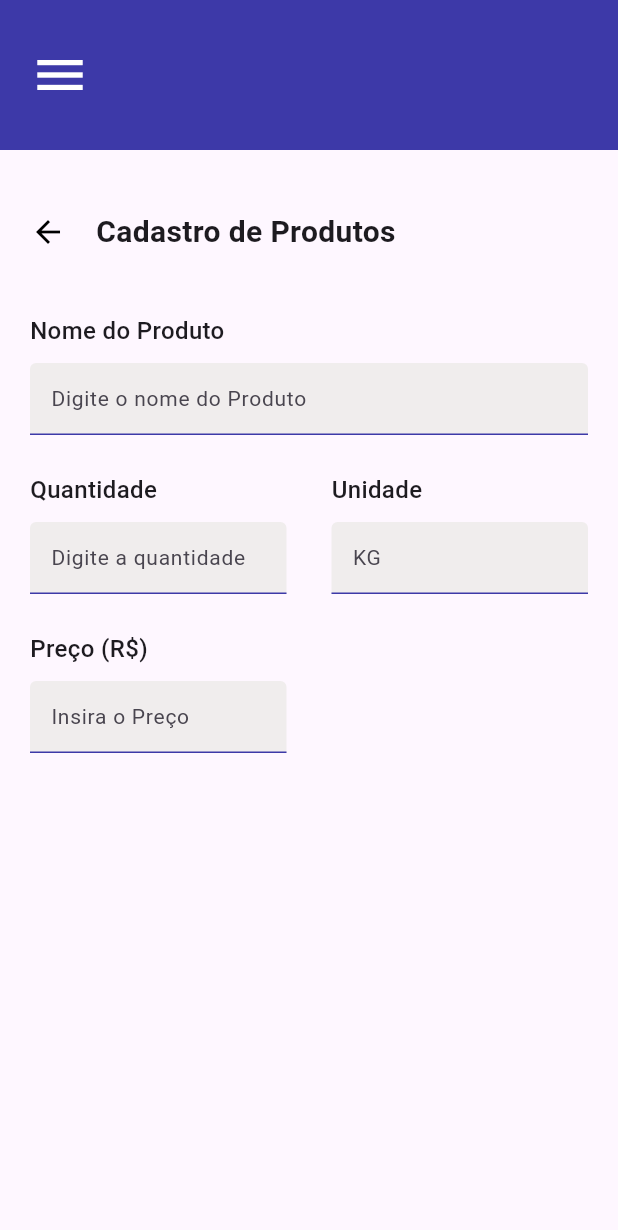
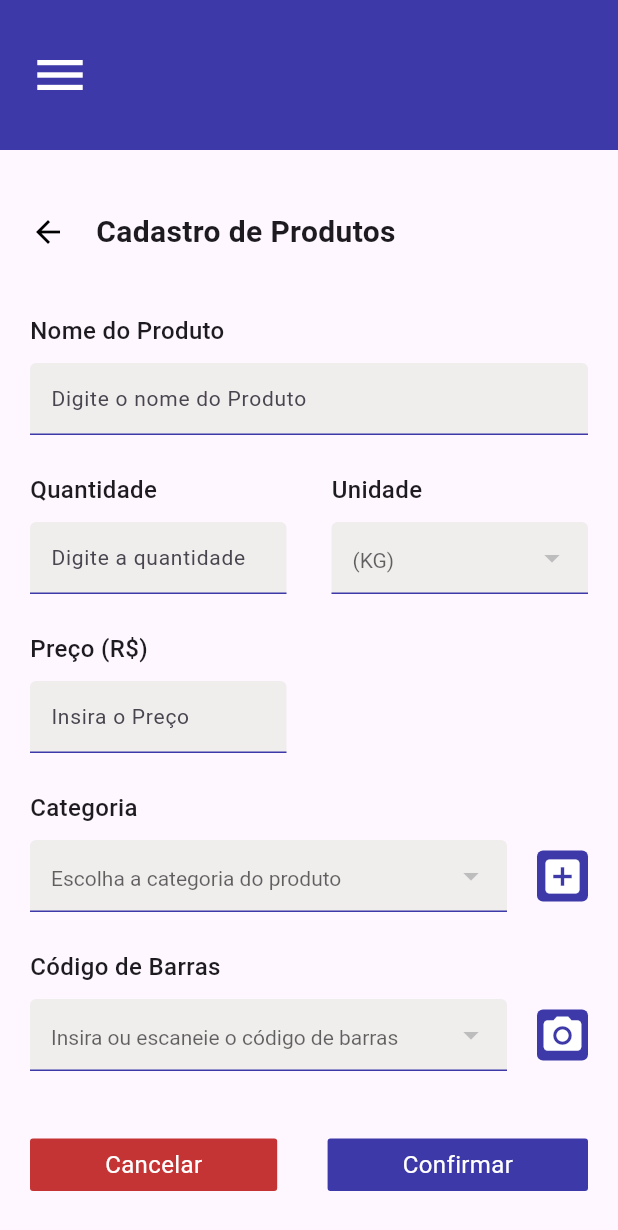
Before and after one commit to Erick-P-Calauro/market_manager, a Flutter app: the ProductAddPage screen opened by its route, on a phone screen of 412 x 824 dp. Shown: the top 1230 px of the screen. Run offline on Flutter 3.47's test engine with Material 3 defaults, Android fonts, the phone set to English and light mode, and no system bars; our stand-ins replace google_fonts.

Commit message:
[feat(ProductAddPage)] Add form inputs

```diff
--- a/lib/ui/pages/ProductAddPage.dart
+++ b/lib/ui/pages/ProductAddPage.dart
@@ -1,7 +1,11 @@
 import 'package:flutter/material.dart';
+import 'package:market_manager/ui/widgets/ButtonDropdownField.dart';
 import 'package:market_manager/ui/widgets/DefaultAppBar.dart';
 import 'package:market_manager/ui/widgets/DefaultDrawer.dart';
-import 'package:market_manager/ui/widgets/FormField.dart';
+import 'package:market_manager/ui/widgets/DefaultDropdownField.dart';
+import 'package:market_manager/ui/widgets/DefaultFormField.dart';
+import 'package:market_manager/utils/CustomColors.dart';
+import 'package:market_manager/utils/Typograph.dart';
 import '../widgets/Header.dart';
 
 class ProductAddPage extends StatelessWidget {
@@ -9,6 +13,8 @@ class ProductAddPage extends StatelessWidget {
 
   @override
   Widget build(BuildContext context) {
+    // contextWidth = width do dispositivo
+    // dentro do container usar contextwidth - 40 por conta das padding
     double contextWidth = MediaQuery.of(context).size.width;
 
     return Scaffold(
@@ -36,9 +42,9 @@ class ProductAddPage extends StatelessWidget {
                         hintText: "Digite a quantidade",
                         maxWidth: (contextWidth - 70) / 2),
                     SizedBox(width: 30),
-                    DefaultFormField(
+                    DefaultDropdownField(
                         labelText: "Unidade",
-                        hintText: "KG",
+                        hintText: "(KG)",
                         maxWidth: (contextWidth - 70) / 2),
                   ],
                 ),
@@ -51,6 +57,54 @@ class ProductAddPage extends StatelessWidget {
                     SizedBox(width: 30),
                   ],
                 ),
+                ButtonDropdownField(
+                  labelText: "Categoria",
+                  hintText: "Escolha a categoria do produto",
+                  width: contextWidth - 94,
+                  onTap: () => {print("Nova Categoria")},
+                  icon: Icons.add_box,
+                ),
+                ButtonDropdownField(
+                  labelText: "Código de Barras",
+                  hintText: "Insira ou escaneie o código de barras",
+                  width: contextWidth - 94,
+                  onTap: () => {print("Escaneando...")},
+                  icon: Icons.camera_alt,
+                ),
+                Padding(
+                  padding: EdgeInsets.only(top: 20),
+                  child: Row(
+                    mainAxisAlignment: MainAxisAlignment.spaceBetween,
+                    children: [
+                      GestureDetector(
+                          onTap: () => {Navigator.of(context).pop()},
+                          child: Container(
+                            decoration: BoxDecoration(
+                                color: CustomColors.RedCancel,
+                                borderRadius: BorderRadius.circular(2)),
+                            padding: EdgeInsets.symmetric(
+                                vertical: 6, horizontal: 50),
+                            child: Text("Cancelar",
+                                style: Typograph.TitleLarge.copyWith(
+                                    color: Colors.white,
+                                    fontWeight: FontWeight.w400)),
+                          )),
+                      GestureDetector(
+                          onTap: () => {print("Confirmou")},
+                          child: Container(
+                            decoration: BoxDecoration(
+                                color: CustomColors.BlueMarket,
+                                borderRadius: BorderRadius.circular(2)),
+                            padding: EdgeInsets.symmetric(
+                                vertical: 6, horizontal: 50),
+                            child: Text("Confirmar",
+                                style: Typograph.TitleLarge.copyWith(
+                                    color: Colors.white,
+                                    fontWeight: FontWeight.w400)),
+                          )),
+                    ],
+                  ),
+                )
               ],
             ))
           ],
--- /dev/null
+++ b/lib/ui/widgets/ButtonDropdownField.dart
@@ -0,0 +1,70 @@
+import 'package:flutter/material.dart';
+import 'package:market_manager/utils/CustomColors.dart';
+import 'package:market_manager/utils/Typograph.dart';
+
+class ButtonDropdownField extends StatelessWidget {
+  const ButtonDropdownField({
+    super.key,
+    required this.labelText,
+    required this.hintText,
+    required this.width,
+    required this.onTap,
+    required this.icon,
+  });
+
+  final String labelText;
+  final String hintText;
+  final double width;
+  final Function onTap;
+  final IconData icon;
+
+  @override
+  Widget build(BuildContext context) {
+    return Column(
+      crossAxisAlignment: CrossAxisAlignment.start,
+      children: [
+        Text(labelText, style: Typograph.TitleSmall),
+        SizedBox(height: 10),
+        Row(
+          spacing: 20,
+          children: [
+            SizedBox(
+              width: width,
+              child: DropdownButtonFormField(
+                style: Typograph.SubtitleLarge,
+                decoration: InputDecoration(
+                    hintText: hintText,
+                    contentPadding:
+                        EdgeInsets.symmetric(vertical: 0, horizontal: 10),
+                    border: InputBorder.none,
+                    enabledBorder: UnderlineInputBorder(
+                        borderSide: BorderSide(color: CustomColors.BlueMarket)),
+                    focusedBorder: UnderlineInputBorder(
+                        borderSide: BorderSide(color: CustomColors.BlueMarket)),
+                    errorBorder: UnderlineInputBorder(
+                        borderSide: BorderSide(color: CustomColors.BlueMarket)),
+                    focusedErrorBorder: UnderlineInputBorder(
+                        borderSide: BorderSide(color: CustomColors.BlueMarket)),
+                    filled: true,
+                    fillColor: CustomColors.LightGray1),
+                items: [],
+                onChanged: (dynamic value) {
+                  print(value);
+                },
+              ),
+            ),
+            Container(
+              decoration: BoxDecoration(
+                  color: CustomColors.BlueMarket,
+                  borderRadius: BorderRadius.circular(4)),
+              padding: EdgeInsets.all(2),
+              child: GestureDetector(
+                  onTap: () => {onTap()},
+                  child: Icon(icon, color: Colors.white, size: 30)),
+            ),
+          ],
+        )
+      ],
+    );
+  }
+}
--- a/lib/ui/widgets/FormField.dart
+++ b/lib/ui/widgets/DefaultDropdownField.dart
@@ -2,13 +2,12 @@ import 'package:flutter/material.dart';
 import 'package:market_manager/utils/CustomColors.dart';
 import 'package:market_manager/utils/Typograph.dart';
 
-class DefaultFormField extends StatelessWidget {
-  const DefaultFormField({
-    super.key,
-    required this.labelText,
-    required this.hintText,
-    required this.maxWidth,
-  });
+class DefaultDropdownField extends StatelessWidget {
+  const DefaultDropdownField(
+      {super.key,
+      required this.labelText,
+      required this.hintText,
+      required this.maxWidth});
 
   final String labelText;
   final String hintText;
@@ -24,7 +23,7 @@ class DefaultFormField extends StatelessWidget {
         children: [
           Text(labelText, style: Typograph.TitleSmall),
           SizedBox(height: 10),
-          TextField(
+          DropdownButtonFormField(
             style: Typograph.SubtitleLarge,
             decoration: InputDecoration(
                 hintText: hintText,
@@ -41,6 +40,10 @@ class DefaultFormField extends StatelessWidget {
                     borderSide: BorderSide(color: CustomColors.BlueMarket)),
                 filled: true,
                 fillColor: CustomColors.LightGray1),
+            items: [],
+            onChanged: (dynamic value) {
+              print(value);
+            },
           )
         ],
       ),
--- /dev/null
+++ b/lib/ui/widgets/DefaultFormField.dart
@@ -0,0 +1,50 @@
+import 'package:flutter/material.dart';
+import 'package:market_manager/utils/CustomColors.dart';
+import 'package:market_manager/utils/Typograph.dart';
+
+class DefaultFormField extends StatelessWidget {
+  const DefaultFormField({
+    super.key,
+    required this.labelText,
+    required this.hintText,
+    required this.maxWidth,
+  });
+
+  final String labelText;
+  final String hintText;
+  final double maxWidth;
+
+  @override
+  Widget build(BuildContext context) {
+    return Container(
+      padding: EdgeInsets.zero,
+      width: maxWidth,
+
+      child: Column(
+        crossAxisAlignment: CrossAxisAlignment.start,
+        children: [
+          Text(labelText, style: Typograph.TitleSmall),
+          SizedBox(height: 10),
+          TextField(
+            style: Typograph.SubtitleLarge,
+            decoration: InputDecoration(
+                hintText: hintText,
+                contentPadding:
+                    EdgeInsets.symmetric(vertical: 0, horizontal: 10),
+                border: InputBorder.none,
+                enabledBorder: UnderlineInputBorder(
+                    borderSide: BorderSide(color: CustomColors.BlueMarket)),
+                focusedBorder: UnderlineInputBorder(
+                    borderSide: BorderSide(color: CustomColors.BlueMarket)),
+                errorBorder: UnderlineInputBorder(
+                    borderSide: BorderSide(color: CustomColors.BlueMarket)),
+                focusedErrorBorder: UnderlineInputBorder(
+                    borderSide: BorderSide(color: CustomColors.BlueMarket)),
+                filled: true,
+                fillColor: CustomColors.LightGray1),
+          )
+        ],
+      ),
+    );
+  }
+}
--- a/lib/ui/widgets/ShopCard.dart
+++ b/lib/ui/widgets/ShopCard.dart
@@ -85,6 +85,7 @@ class OpenShopCard extends StatelessWidget {
   Widget build(BuildContext context) {
     return Padding(
       padding: EdgeInsets.only(top: 25),
+      child: Card(
         child: Column(
           children: [
             // CloseShopCard without total
@@ -144,6 +145,7 @@ class OpenShopCard extends StatelessWidget {
                 )),
           ],
         ),
+      ),
     );
   }
 }
```
Lines whose indentation alone changed are shown as unchanged.
